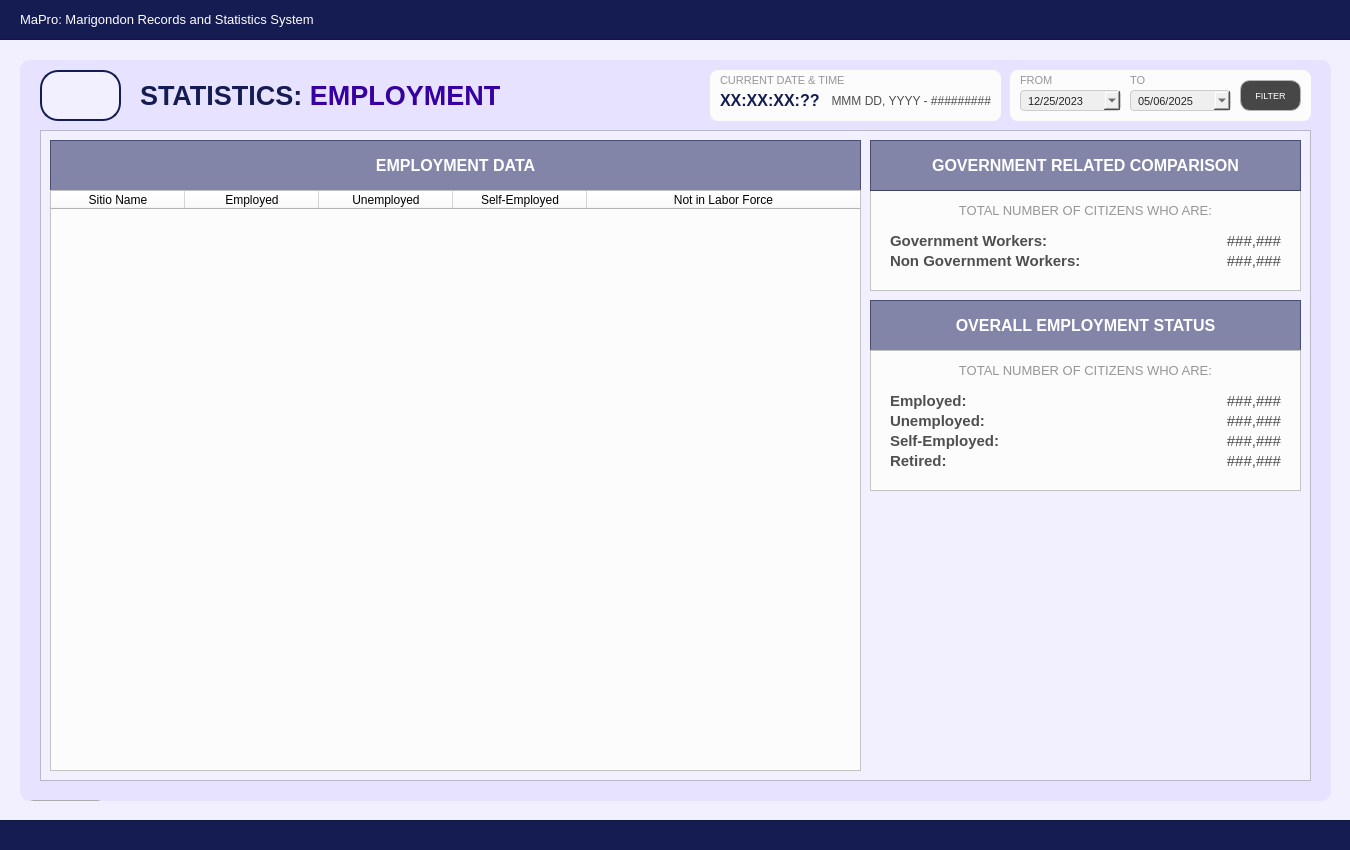
The window that Resources/UIs/MainPages/StatisticPages/employment.ui (Yohhannn/Barangay-Records-Statistics-System) describes before a commit, drawn with Qt 5.
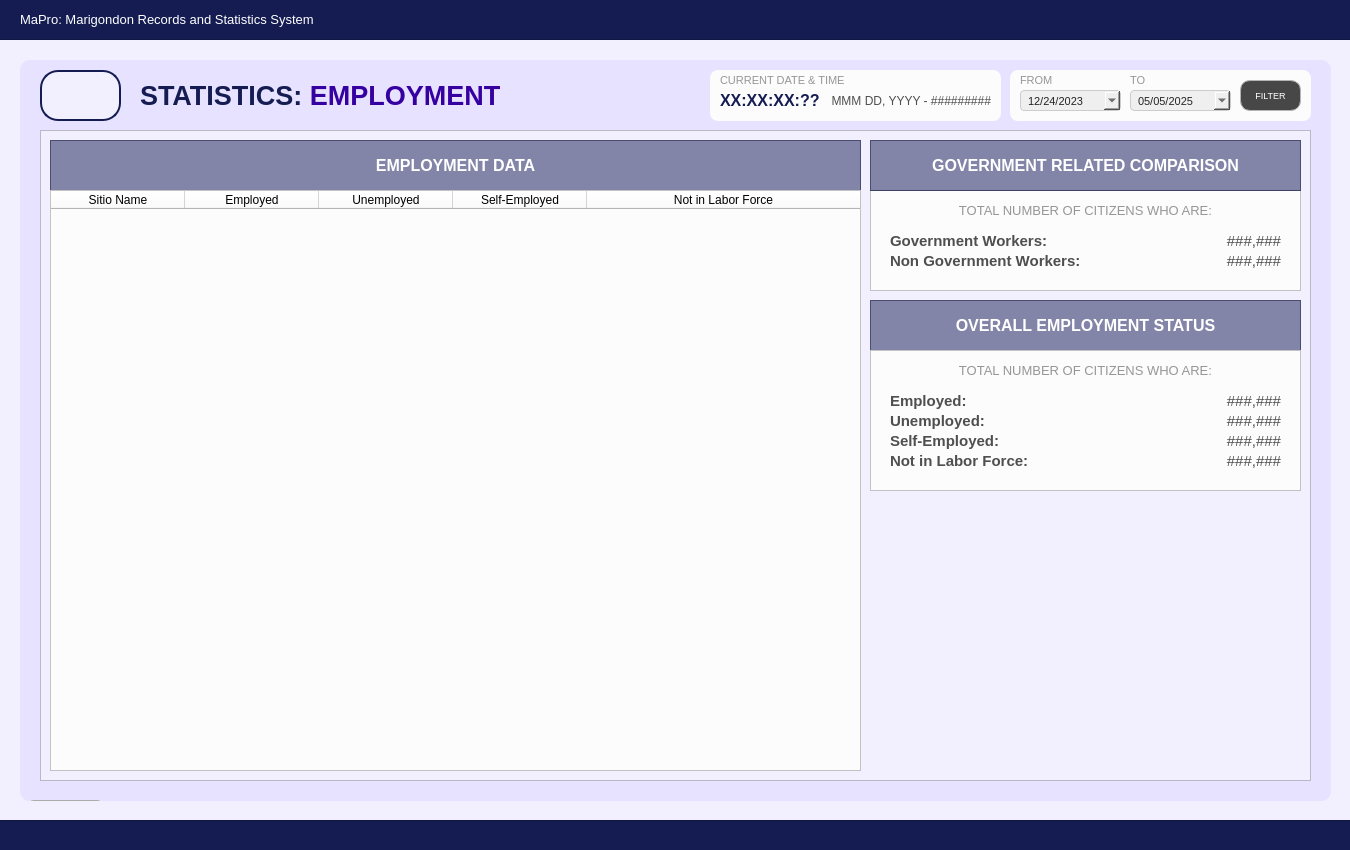
The same window after the commit. Icons and pictures are not drawn.

Commit message: edited the table in dashaboard ui changed the emp_status "Retired" to "Not in Labor Force" as well as the logic Updated the blood type to Unknown Updated the database

Patch:
```diff
--- a/Resources/UIs/MainPages/StatisticPages/employment.ui
+++ b/Resources/UIs/MainPages/StatisticPages/employment.ui
@@ -723,7 +723,7 @@
 </string>
       </property>
       <property name="text">
-       <string>Retired:</string>
+       <string>Not in Labor Force:</string>
       </property>
       <property name="alignment">
        <set>Qt::AlignmentFlag::AlignLeading|Qt::AlignmentFlag::AlignLeft|Qt::AlignmentFlag::AlignVCenter</set>
@@ -1161,7 +1161,7 @@
        <second>0</second>
        <year>2023</year>
        <month>12</month>
-       <day>25</day>
+       <day>24</day>
       </datetime>
      </property>
      <property name="displayFormat">
@@ -1209,7 +1209,7 @@
        <second>0</second>
        <year>2025</year>
        <month>5</month>
-       <day>6</day>
+       <day>5</day>
       </datetime>
      </property>
      <property name="displayFormat">
```
The commit also changes 8 other files.
